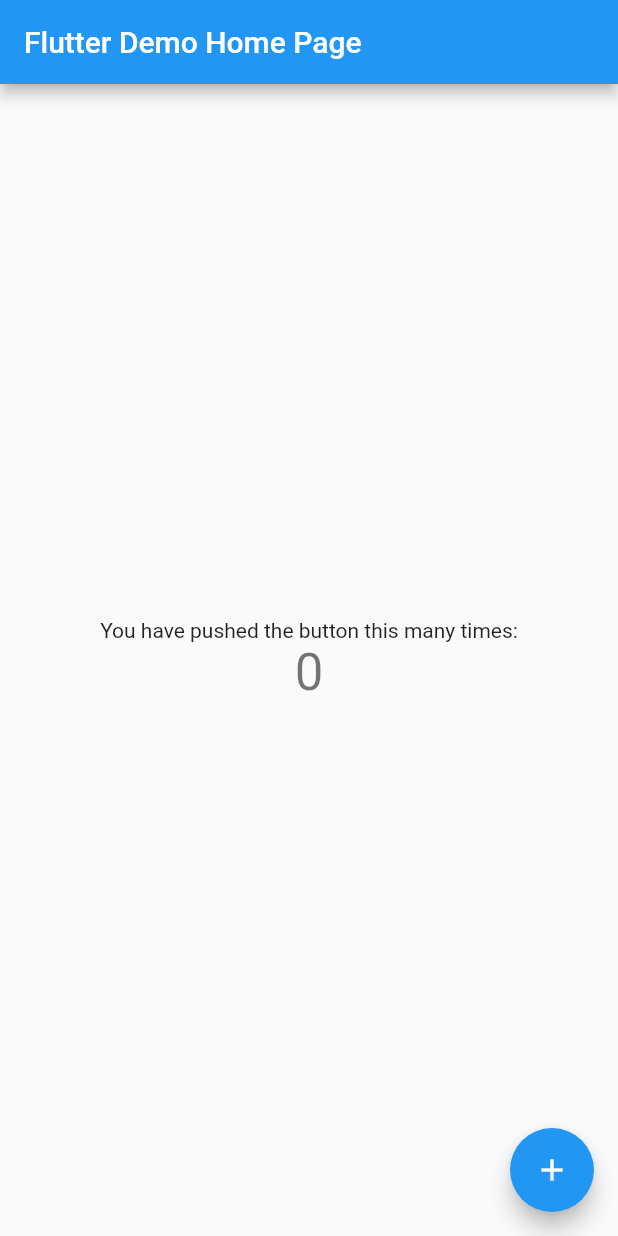
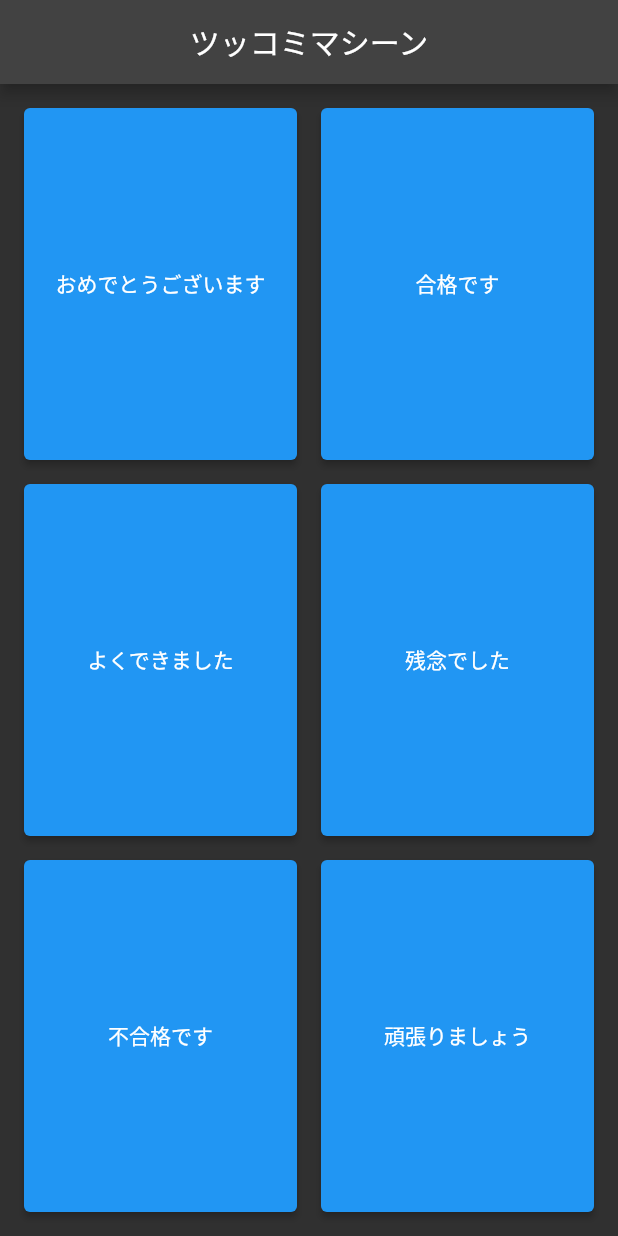
Before and after one commit to RyomaArisawa/straight_machine, a Flutter app: the screen it shows after launch, on a phone screen of 412 x 824 dp. Run offline on Flutter 3.47's test engine with Material 2 defaults, Android fonts, the light colour scheme and no system bars; our stand-ins replace just_audio.

Commit message:
created type1 of sound player

```diff
--- a/lib/main.dart
+++ b/lib/main.dart
@@ -1,4 +1,5 @@
 import 'package:flutter/material.dart';
+import 'package:straight_machine/screens/home_screen.dart';
 
 void main() {
   runApp(const MyApp());
@@ -11,105 +12,9 @@
   @override
   Widget build(BuildContext context) {
     return MaterialApp(
-      title: 'Flutter Demo',
-      theme: ThemeData(
-        // This is the theme of your application.
-        //
-        // Try running your application with "flutter run". You'll see the
-        // application has a blue toolbar. Then, without quitting the app, try
-        // changing the primarySwatch below to Colors.green and then invoke
-        // "hot reload" (press "r" in the console where you ran "flutter run",
-        // or simply save your changes to "hot reload" in a Flutter IDE).
-        // Notice that the counter didn't reset back to zero; the application
-        // is not restarted.
-        primarySwatch: Colors.blue,
-      ),
-      home: const MyHomePage(title: 'Flutter Demo Home Page'),
+      title: 'ツッコミマシーン',
+      theme: ThemeData.dark(),
+      home: const HomeScreen(),
     );
   }
 }
-
-class MyHomePage extends StatefulWidget {
-  const MyHomePage({Key? key, required this.title}) : super(key: key);
-
-  // This widget is the home page of your application. It is stateful, meaning
-  // that it has a State object (defined below) that contains fields that affect
-  // how it looks.
-
-  // This class is the configuration for the state. It holds the values (in this
-  // case the title) provided by the parent (in this case the App widget) and
-  // used by the build method of the State. Fields in a Widget subclass are
-  // always marked "final".
-
-  final String title;
-
-  @override
-  State<MyHomePage> createState() => _MyHomePageState();
-}
-
-class _MyHomePageState extends State<MyHomePage> {
-  int _counter = 0;
-
-  void _incrementCounter() {
-    setState(() {
-      // This call to setState tells the Flutter framework that something has
-      // changed in this State, which causes it to rerun the build method below
-      // so that the display can reflect the updated values. If we changed
-      // _counter without calling setState(), then the build method would not be
-      // called again, and so nothing would appear to happen.
-      _counter++;
-    });
-  }
-
-  @override
-  Widget build(BuildContext context) {
-    // This method is rerun every time setState is called, for instance as done
-    // by the _incrementCounter method above.
-    //
-    // The Flutter framework has been optimized to make rerunning build methods
-    // fast, so that you can just rebuild anything that needs updating rather
-    // than having to individually change instances of widgets.
-    return Scaffold(
-      appBar: AppBar(
-        // Here we take the value from the MyHomePage object that was created by
-        // the App.build method, and use it to set our appbar title.
-        title: Text(widget.title),
-      ),
-      body: Center(
-        // Center is a layout widget. It takes a single child and positions it
-        // in the middle of the parent.
-        child: Column(
-          // Column is also a layout widget. It takes a list of children and
-          // arranges them vertically. By default, it sizes itself to fit its
-          // children horizontally, and tries to be as tall as its parent.
-          //
-          // Invoke "debug painting" (press "p" in the console, choose the
-          // "Toggle Debug Paint" action from the Flutter Inspector in Android
-          // Studio, or the "Toggle Debug Paint" command in Visual Studio Code)
-          // to see the wireframe for each widget.
-          //
-          // Column has various properties to control how it sizes itself and
-          // how it positions its children. Here we use mainAxisAlignment to
-          // center the children vertically; the main axis here is the vertical
-          // axis because Columns are vertical (the cross axis would be
-          // horizontal).
-          mainAxisAlignment: MainAxisAlignment.center,
-          children: <Widget>[
-            const Text(
-              'You have pushed the button this many times:',
-            ),
-            Text(
-              '$_counter',
-              style: Theme.of(context).textTheme.headline4,
-            ),
-          ],
-        ),
-      ),
-      floatingActionButton: FloatingActionButton(
-        onPressed: _incrementCounter,
-        tooltip: 'Increment',
-        child: const Icon(Icons.add),
-      ), // This trailing comma makes auto-formatting nicer for build methods.
-    );
-  }
-}
--- /dev/null
+++ b/lib/screens/home_screen.dart
@@ -0,0 +1,139 @@
+import 'package:flutter/material.dart';
+import 'package:just_audio/just_audio.dart';
+
+class HomeScreen extends StatefulWidget {
+  const HomeScreen({Key? key}) : super(key: key);
+
+  @override
+  State<HomeScreen> createState() => _HomeScreenState();
+}
+
+class _HomeScreenState extends State<HomeScreen> {
+  late AudioPlayer _audioPlayer;
+
+  final String _text01 = "おめでとうございます";
+  final String _text02 = "合格です";
+  final String _text03 = "よくできました";
+  final String _text04 = "残念でした";
+  final String _text05 = "不合格です";
+  final String _text06 = "頑張りましょう";
+
+  final List<String> _soundPaths = [
+    "assets/sounds/sound1.mp3",
+    "assets/sounds/sound2.mp3",
+    "assets/sounds/sound3.mp3",
+    "assets/sounds/sound4.mp3",
+    "assets/sounds/sound5.mp3",
+    "assets/sounds/sound6.mp3",
+  ];
+
+  @override
+  void initState() {
+    super.initState();
+    _audioPlayer = AudioPlayer();
+  }
+
+  @override
+  void dispose() {
+    _audioPlayer.dispose();
+    super.dispose();
+  }
+
+  @override
+  Widget build(BuildContext context) {
+    return Scaffold(
+      appBar: AppBar(
+        title: const Text("ツッコミマシーン"),
+        centerTitle: true,
+      ),
+      body: Padding(
+        padding: const EdgeInsets.all(8.0),
+        child: Column(
+          children: [
+            Expanded(
+              flex: 1,
+              child: Row(
+                crossAxisAlignment: CrossAxisAlignment.stretch,
+                children: [
+                  Expanded(
+                    flex: 1,
+                    child: _soundButton(
+                      _text01,
+                      _soundPaths[0],
+                    ),
+                  ),
+                  Expanded(
+                    flex: 1,
+                    child: _soundButton(
+                      _text02,
+                      _soundPaths[1],
+                    ),
+                  ),
+                ],
+              ),
+            ),
+            Expanded(
+              flex: 1,
+              child: Row(
+                crossAxisAlignment: CrossAxisAlignment.stretch,
+                children: [
+                  Expanded(
+                    flex: 1,
+                    child: _soundButton(
+                      _text03,
+                      _soundPaths[2],
+                    ),
+                  ),
+                  Expanded(
+                    flex: 1,
+                    child: _soundButton(
+                      _text04,
+                      _soundPaths[3],
+                    ),
+                  ),
+                ],
+              ),
+            ),
+            Expanded(
+              flex: 1,
+              child: Row(
+                crossAxisAlignment: CrossAxisAlignment.stretch,
+                children: [
+                  Expanded(
+                    flex: 1,
+                    child: _soundButton(
+                      _text05,
+                      _soundPaths[4],
+                    ),
+                  ),
+                  Expanded(
+                    flex: 1,
+                    child: _soundButton(
+                      _text06,
+                      _soundPaths[5],
+                    ),
+                  ),
+                ],
+              ),
+            ),
+          ],
+        ),
+      ),
+    );
+  }
+
+  Widget _soundButton(String displayText, String soundPath) {
+    return Padding(
+      padding: const EdgeInsets.all(8.0),
+      child: ElevatedButton(
+        onPressed: () => _playSound(soundPath),
+        child: Text(displayText),
+      ),
+    );
+  }
+
+  _playSound(String soundPath) async {
+    await _audioPlayer.setAsset(soundPath);
+    _audioPlayer.play();
+  }
+}
--- a/pubspec.yaml
+++ b/pubspec.yaml
@@ -35,6 +35,8 @@
   # Use with the CupertinoIcons class for iOS style icons.
   cupertino_icons: ^1.0.2
 
+  just_audio: ^0.9.20
+
 dev_dependencies:
   flutter_test:
     sdk: flutter
@@ -58,8 +60,8 @@
   uses-material-design: true
 
   # To add assets to your application, add an assets section, like this:
-  # assets:
-  #   - images/a_dot_burr.jpeg
+  assets:
+    - assets/sounds/
   #   - images/a_dot_ham.jpeg
 
   # An image asset can refer to one or more resolution-specific "variants", see
```
Also changed, not shown: pubspec.lock, 6 other files.
